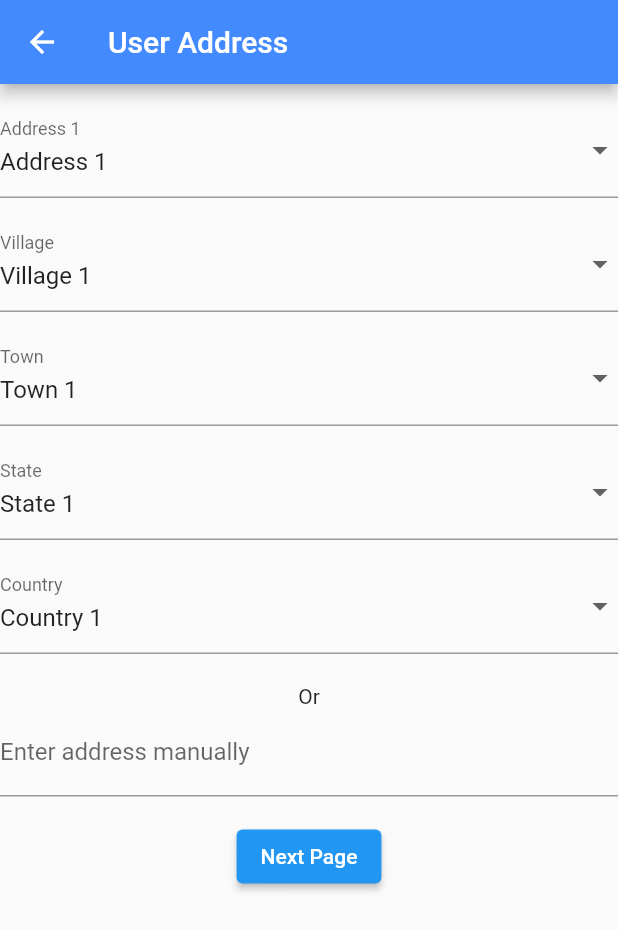
After one commit to Abiidahiya/community_, a Flutter app: the UserAddressPage screen opened directly, on a phone screen of 412 x 824 dp. The commit adds this screen. Shown: the top 930 px of the screen. Run offline on Flutter 3.47's test engine with Material 2 defaults, Android fonts, the phone set to English and light mode, and no system bars; our stand-ins replace firebase_auth, firebase_core, get, google_maps_flutter, google_sign_in, image_picker and 1 more; missing offline and left inert: flutter_facebook_auth; accounts and stored records are empty.

Commit message:
address page with global dropdownfields

```diff
--- a/lib/main.dart
+++ b/lib/main.dart
@@ -6,6 +6,7 @@ import 'package:flutter/material.dart';
 import 'package:get/get.dart';
 import 'package:firebase_core/firebase_core.dart';
 import 'package:community/view_model/logout_all.dart';
+
 
 void main() async {WidgetsFlutterBinding.ensureInitialized();
 await Firebase.initializeApp();
--- /dev/null
+++ b/lib/uicomponents/appdropdownformfield.dart
@@ -0,0 +1,21 @@
+import 'package:flutter/material.dart';
+
+
+Widget appDropdownFormField({
+  required String value,
+  required void Function(String?) onChanged,
+  required List<String> items,
+  required String labelText,
+}) {
+  return DropdownButtonFormField<String>(
+    value: value,
+    onChanged: onChanged,
+    items: items
+        .map((item) => DropdownMenuItem(
+      value: item,
+      child: Text(item),
+    ))
+        .toList(),
+    decoration: InputDecoration(labelText: labelText),
+  );
+}
--- /dev/null
+++ b/lib/uicomponents/customsizedbox.dart
@@ -0,0 +1,12 @@
+import 'package:flutter/material.dart';
+import 'package:community/utils/dimen.dart';
+
+class CustomSizedBox extends StatelessWidget {
+  @override
+  Widget build(BuildContext context) {
+    return SizedBox(
+      width: double.infinity, // Flexible width
+      height: Dimen_12, // Fixed height
+    );
+  }
+}
--- a/lib/utils/app_string_res.dart
+++ b/lib/utils/app_string_res.dart
@@ -30,7 +30,7 @@ const address='Enter address manually';
 const bio='Enter your bio';
 const bioerror='Please enter a valid bio';
 const submit='Submit';
-const address1='Address';
+const address1='User Address';
 const village='Village';
 const town='Town/City';
 const state='State';
--- /dev/null
+++ b/lib/utils/useraddress.dart
@@ -0,0 +1,70 @@
+class DropdownLists {
+  static List<String> addressList = [
+
+    'Address 1',
+    'Address 2',
+    'Address 3',
+    'Address 4',
+    'Address 5',
+    'Address 6',
+    'Address 7',
+    'Address 8',
+    'Address 9',
+
+  ];
+
+  static List<String> villageList = [
+
+    'Village 1',
+    'Village 2',
+    'Village 3',
+    'Village 4',
+    'Village 5',
+    'Village 6',
+    'Village 7',
+    'Village 8',
+    'Village 9',
+  ];
+
+  static List<String> townList = [
+
+    'Town 1',
+    'Town 2',
+    'Town 3',
+    'Town 4',
+    'Town 5',
+    'Town 6',
+    'Town 7',
+    'Town 8',
+    'Town 9',
+  ];
+
+  static List<String> stateList = [
+
+    'State 1',
+    'State 2',
+    'State 3',
+    'State 4',
+    'State 5',
+    'State 6',
+    'State 7',
+    'State 8',
+    'State 9',
+
+  ];
+
+  static List<String> countryList = [
+
+    'Country 1',
+    'Country 2',
+    'Country 3',
+    'Country 4',
+    'Country 5',
+    'Country 6',
+    'Country 7',
+    'Country 8',
+    'Country 9',
+
+
+  ];
+}
--- a/lib/view/ui/userdatawizard/personalinfo_page.dart
+++ b/lib/view/ui/userdatawizard/personalinfo_page.dart
@@ -6,7 +6,7 @@ import 'package:community/utils/dimen.dart';
 import 'package:community/view_model/userwizard/personalinfo_controller.dart';
 import 'package:community/uicomponents/apptextformfield.dart';
 import 'package:community/utils/validators.dart';
-
+import 'package:community/uicomponents/customsizedbox.dart';
 
 
 class PersonalInfoPage extends StatelessWidget {
@@ -26,25 +26,28 @@ class PersonalInfoPage extends StatelessWidget {
       ),
       body: Form(
         key: controller.formKey, // Add a form key
+        child: SingleChildScrollView(
           child: Column(
             children: [
+              CustomSizedBox(),
               ElevatedButton(
                 onPressed: controller.pickImage,
                 child: const Text(imagepickertext),
               ),
-            const SizedBox(height: Dimen_20),
+              CustomSizedBox(),
               Obx(() {
                 return controller.selectedImage.value != null
                     ? Image.file(controller.selectedImage.value!)
                     : Container();
               }),
+              CustomSizedBox(),
               AppTextFormField(
                 key: Key('firstNameField'),
                 controller: controller.firstNameController,
                   label: 'First Name',
                 validator: Validators.firstNameValidator,
               ),
-            SizedBox(height: Dimen_12,),
+              CustomSizedBox(),
               AppTextFormField(
                 key: Key('lastNameField'),
                 controller: controller.lastNameController,
@@ -52,14 +55,14 @@ class PersonalInfoPage extends StatelessWidget {
                 validator: Validators.lastNameValidator,
 
               ),
-            SizedBox(height: Dimen_12,),
+              CustomSizedBox(),
               AppTextFormField(
                 key: Key('emailField'),
                 controller: controller.emailController,
                 label: email,
                 validator: Validators.emailValidator,
               ),
-            SizedBox(height: Dimen_12,),
+              CustomSizedBox(),
               ElevatedButton(
                 key: Key('nextButton'),
                 onPressed: () {
@@ -73,6 +76,7 @@ class PersonalInfoPage extends StatelessWidget {
             ],
           ),
         ),
+      ),
     );
   }
 }
--- /dev/null
+++ b/lib/view/ui/userdatawizard/useraddress_page.dart
@@ -0,0 +1,116 @@
+import 'package:community/utils/app_string_res.dart';
+import 'package:community/utils/dimen.dart';
+import 'package:community/view_model/userwizard/useraddress_controller.dart';
+import 'package:flutter/material.dart';
+import 'package:get/get.dart';
+import 'package:community/view_model/userwizard/wizard_controller.dart';
+
+import 'package:community/uicomponents/appdropdownformfield.dart';
+import 'package:community/uicomponents/customsizedbox.dart';
+
+
+
+class UserAddressPage extends StatelessWidget {
+  final UserAddressController controller = Get.put(UserAddressController());
+  final UserWizardController wizardController = Get.find<
+      UserWizardController>();
+
+  UserAddressPage({Key? key}) : super(key: key);
+
+  @override
+  Widget build(BuildContext context) {
+    return Scaffold(
+      appBar: AppBar(
+        title: const Text(address1),
+        backgroundColor: Colors.blueAccent,
+      ),
+      body: SingleChildScrollView(
+        child: Column(
+          children: [
+            CustomSizedBox(),
+            appDropdownFormField(
+              value: controller.selectedAddress.value,
+              onChanged: (value) {
+                if (value != null) {
+                  controller.selectedAddress.value = value;
+                  controller.enableDropdowns();
+                }
+              },
+              items: controller.addressList,
+              labelText: 'Address 1', // Change to your label
+            ),
+            CustomSizedBox(),
+            appDropdownFormField(
+              value: controller.selectedVillage.value,
+              onChanged: (value) {
+                if (value != null) {
+                  controller.selectedVillage.value = value;
+                  controller.enableDropdowns();
+                }
+              },
+              items: controller.villageList,
+              labelText: 'Village', // Change to your label
+            ),
+            CustomSizedBox(),
+            appDropdownFormField(
+              value: controller.selectedTown.value,
+              onChanged: (value) {
+                if (value != null) {
+                  controller.selectedTown.value = value;
+                  controller.enableDropdowns();
+                }
+              },
+              items: controller.townList,
+              labelText: 'Town', // Change to your label
+            ),
+            CustomSizedBox(),
+            appDropdownFormField(
+              value: controller.selectedState.value,
+              onChanged: (value) {
+                if (value != null) {
+                  controller.selectedState.value = value;
+                  controller.enableDropdowns();
+                }
+              },
+              items: controller.stateList,
+              labelText: 'State', // Change to your label
+            ),
+            CustomSizedBox(),
+            appDropdownFormField(
+              value: controller.selectedCountry.value,
+              onChanged: (value) {
+                if (value != null) {
+                  controller.selectedCountry.value = value;
+                  controller.enableDropdowns();
+                }
+              },
+              items: controller.countryList,
+              labelText: 'Country', // Change to your label
+            ),
+
+
+            SizedBox(height: Dimen_20),
+            Container(
+              child: Text('Or'),
+            ),
+            TextFormField(
+              controller: controller.manualAddressController,
+              decoration: InputDecoration(
+                labelText: address,
+              ),
+            ),
+            SizedBox(height: Dimen_16),
+            ElevatedButton(
+              onPressed: () {
+                // Navigate to the next step
+                wizardController.goToNextStep();
+              },
+              child: Text(next), // Change to your label
+            ),
+          ],
+        ),
+      ),
+    );
+  }
+
+}
--- a/lib/view/ui/userdatawizard/wizard_page.dart
+++ b/lib/view/ui/userdatawizard/wizard_page.dart
@@ -5,6 +5,7 @@ import 'package:community/view_model/userwizard/wizard_controller.dart';
 import 'package:community/utils/app_string_res.dart';
 import 'package:community/view/ui/userdatawizard/personalinfo_page.dart';
 import 'package:community/view/ui/userdatawizard/useraddress_page.dart';
+
 
 
 class WizardPage extends StatelessWidget {
@@ -22,7 +23,6 @@ class WizardPage extends StatelessWidget {
             child: IndexedStack(
               index: wizardController.currentStep.value,
               children: [
-
                 PersonalInfoPage(),
                 UserAddressPage(),
                 UserBioPage(),
--- /dev/null
+++ b/lib/view_model/userwizard/useraddress_controller.dart
@@ -0,0 +1,32 @@
+import 'package:get/get.dart';
+import 'package:community/view_model/userwizard/wizardtext_controller.dart';
+import 'package:community/utils/useraddress.dart';
+import 'package:flutter/material.dart';
+
+class UserAddressController extends GetxController {
+  final RxString selectedAddress = 'Address 1'.obs;
+  final RxString selectedVillage = 'Village 1'.obs;
+  final RxString selectedTown = 'Town 1'.obs;
+  final RxString selectedState = 'State 1'.obs;
+  final RxString selectedCountry = 'Country 1'.obs;
+  final RxBool isAddressManualEnabled = false.obs;
+
+
+  final WizardTextEditingController manualAddressController = WizardTextEditingController();
+  final FocusNode manualAddressFocus = FocusNode();
+
+  final List<String> addressList = DropdownLists.addressList;
+  final List<String> villageList = DropdownLists.villageList;
+  final List<String> townList = DropdownLists.townList;
+  final List<String> stateList = DropdownLists.stateList;
+  final List<String> countryList = DropdownLists.countryList;
+
+  void enableDropdowns() {
+    isAddressManualEnabled.value = false;
+  }
+
+  void enableManualAddress() {
+    isAddressManualEnabled.value = true;
+  }
+
+}
```
Lines whose indentation alone changed are shown as unchanged.
